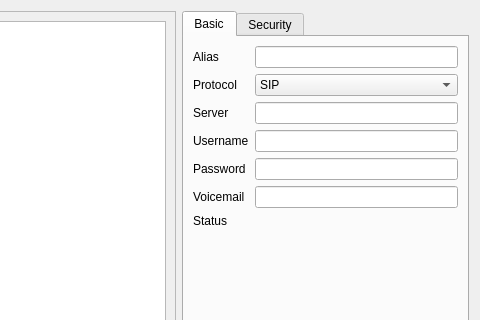
This is sflphone-client-kde/src/conf/dlgaccountsbase.ui in max3903/SFLphone as Qt 5 draws it before an edit; both pictures show x 123 to 603 and y 0 to 320 of the 603 by 455 pixel window. The edited form follows.
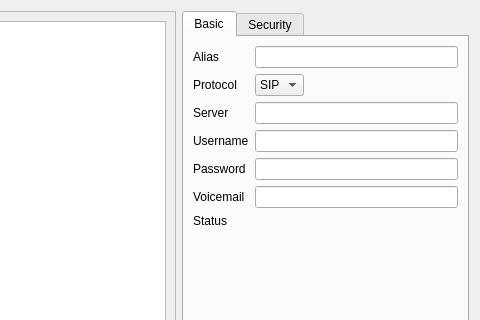
This is the edited form. Custom widgets are drawn as their Qt base class.

Commit message: [#1885] Added security icon label class

```diff
--- a/sflphone-client-kde/src/conf/dlgaccountsbase.ui
+++ b/sflphone-client-kde/src/conf/dlgaccountsbase.ui
@@ -244,6 +244,9 @@
           <string>Basic</string>
          </attribute>
          <layout class="QFormLayout" name="formLayout">
+          <property name="fieldGrowthPolicy">
+           <enum>QFormLayout::ExpandingFieldsGrow</enum>
+          </property>
           <item row="0" column="0">
            <widget class="QLabel" name="label1_alias">
             <property name="text">
```
The commit also changes 4 other files.
